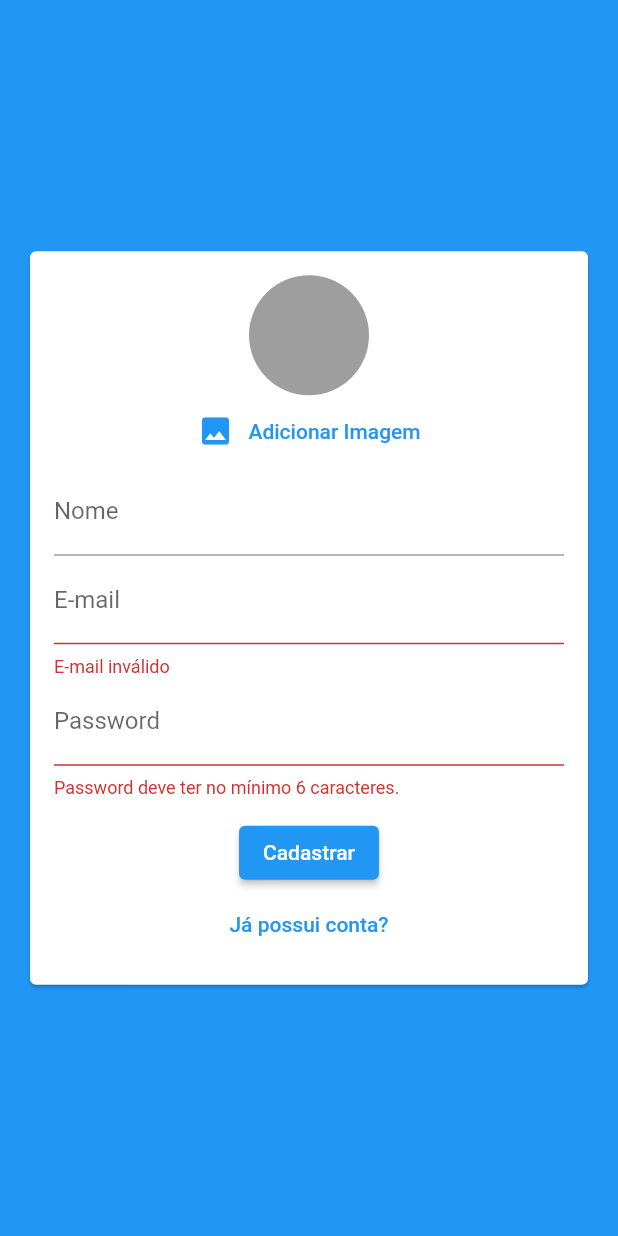
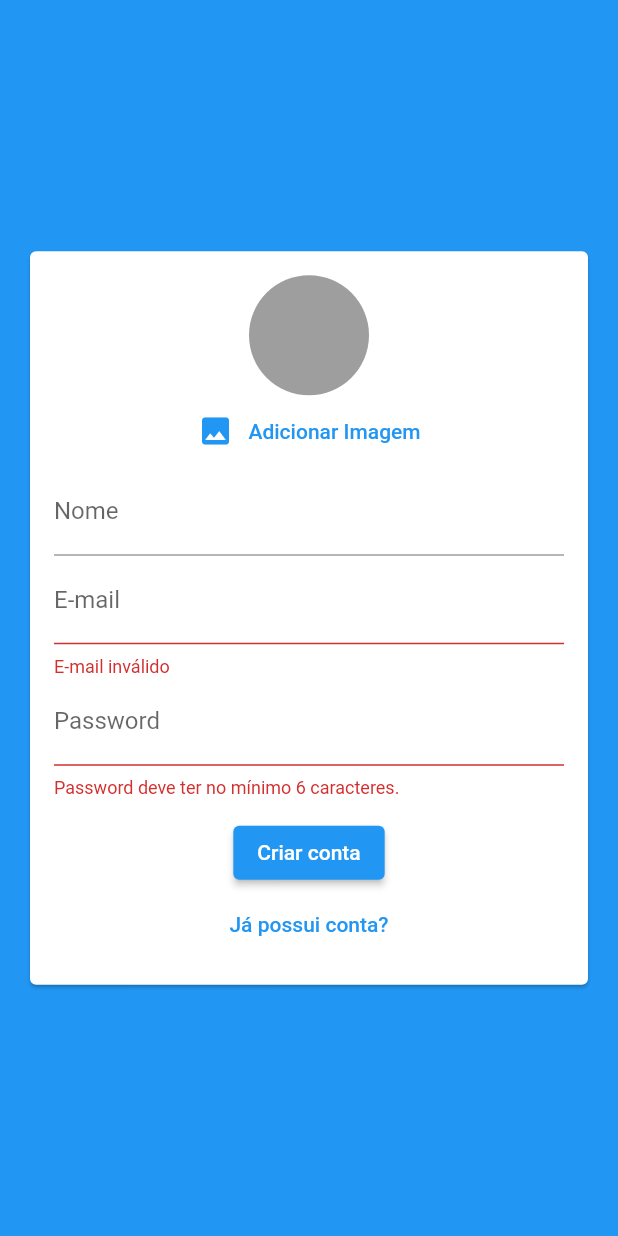
Before and after one commit to ViolaRafael/chat, a Flutter app: the screen it shows after launch, after a tap on "Entrar", after a tap on "Criar uma nova conta?", on a phone screen of 412 x 824 dp. Run offline on Flutter 3.47's test engine with Material 2 defaults, Android fonts, the phone set to English and light mode, and no system bars; our stand-ins replace cloud_firestore, firebase_auth, firebase_core, firebase_messaging, firebase_storage, image_picker; accounts and stored records are empty.

Commit message:
Fix small issues

```diff
--- a/lib/components/auth_form.dart
+++ b/lib/components/auth_form.dart
@@ -100,7 +100,7 @@ class _AuthFormState extends State<AuthForm> {
               ElevatedButton(
                 onPressed: _submit,
                 child: Text(
-                  _formData.isLogin ? 'Entrar' : 'Cadastrar',
+                  _formData.isLogin ? 'Entrar' : 'Criar conta',
                 ),
               ),
               TextButton(
```
Also changed, not shown: lib/core/services/chat/chat_firebase_service.dart (+0 -10 lines).
